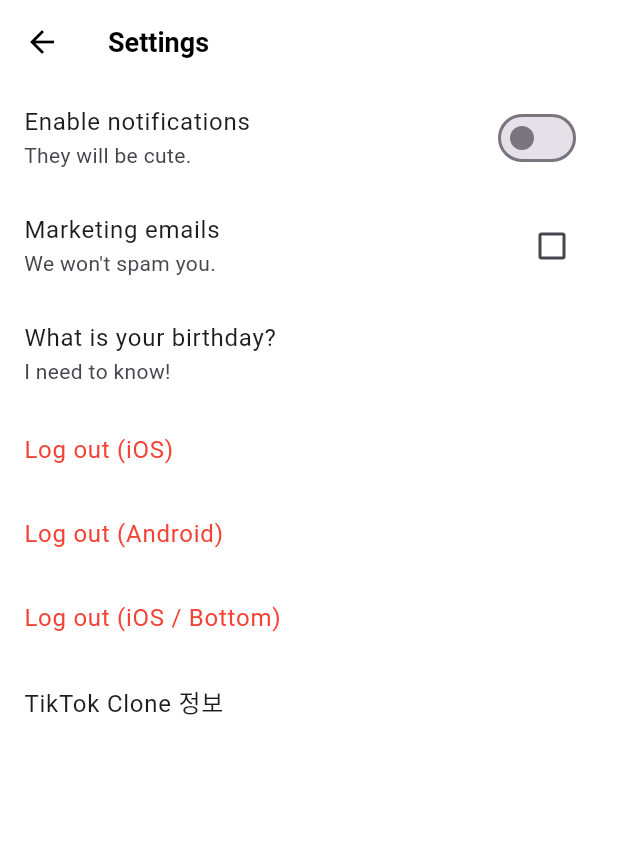
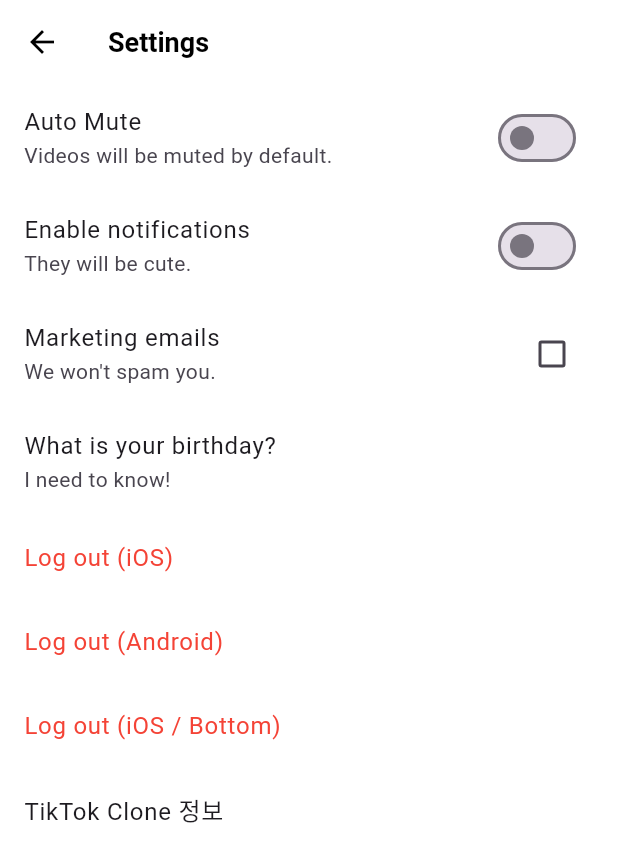
Before and after one commit to zeronedev/tiktok_clone_230217, a Flutter app: the SettingsScreen screen opened directly, on a phone screen of 412 x 824 dp. Shown: the top 862 px of the screen. Run offline on Flutter 3.47's test engine with Material 3 defaults, Android fonts, the phone set to English and light mode, and no system bars; our stand-ins replace camera, font_awesome_flutter, gallery_saver, go_router, image_picker, permission_handler and 2 more; network calls fail.

Commit message:
#20.7 InheritedWidget part Two : 데이터 공유, 업데이트 방법

```diff
--- a/lib/common/widgets/video_config/video_config.dart
+++ b/lib/common/widgets/video_config/video_config.dart
@@ -1,12 +1,19 @@
 import 'package:flutter/widgets.dart';
 
-class VideoConfig extends InheritedWidget {
-  const VideoConfig({super.key, required super.child});
+class VideoConfigData extends InheritedWidget {
+  final bool autoMute;
 
-  final bool autoMute = false;
+  final void Function() toggleMuted;
 
-  static VideoConfig of(BuildContext context) {
-    return context.dependOnInheritedWidgetOfExactType<VideoConfig>()!;
+  const VideoConfigData({
+    super.key,
+    required this.toggleMuted,
+    required this.autoMute,
+    required super.child,
+  });
+
+  static VideoConfigData of(BuildContext context) {
+    return context.dependOnInheritedWidgetOfExactType<VideoConfigData>()!;
   }
 
   @override
@@ -14,3 +21,31 @@ class VideoConfig extends InheritedWidget {
     return true;
   }
 }
+
+class VideoConfig extends StatefulWidget {
+  final Widget child;
+
+  const VideoConfig({super.key, required this.child});
+
+  @override
+  State<VideoConfig> createState() => _VideoConfigState();
+}
+
+class _VideoConfigState extends State<VideoConfig> {
+  bool autoMute = false;
+
+  void toggleMuted() {
+    setState(() {
+      autoMute = !autoMute;
+    });
+  }
+
+  @override
+  Widget build(BuildContext context) {
+    return VideoConfigData(
+      toggleMuted: toggleMuted,
+      autoMute: autoMute,
+      child: widget.child,
+    );
+  }
+}
--- a/lib/features/settings/settings_screen.dart
+++ b/lib/features/settings/settings_screen.dart
@@ -2,6 +2,7 @@ import 'package:flutter/cupertino.dart';
 import 'package:flutter/foundation.dart';
 import 'package:flutter/material.dart';
 import 'package:font_awesome_flutter/font_awesome_flutter.dart';
+import 'package:tiktok_clone_230217/common/widgets/video_config/video_config.dart';
 
 class SettingsScreen extends StatefulWidget {
   const SettingsScreen({super.key});
@@ -31,6 +32,14 @@ class _SettingsScreenState extends State<SettingsScreen> {
         ),
         body: ListView(
           children: [
+            SwitchListTile.adaptive(
+              value: VideoConfigData.of(context).autoMute,
+              onChanged: (value) {
+                VideoConfigData.of(context).toggleMuted();
+              },
+              title: const Text("Auto Mute"),
+              subtitle: const Text("Videos will be muted by default."),
+            ),
             SwitchListTile.adaptive(
               value: _notifications,
               onChanged: _onNotificationsChanged,
--- a/lib/features/videos/widgets/video_post.dart
+++ b/lib/features/videos/widgets/video_post.dart
@@ -162,11 +162,11 @@ class _VideoPostState extends State<VideoPost>
             left: 20,
             top: 40,
             child: IconButton(
-              onPressed: () {},
-              icon: FaIcon(VideoConfig.of(context).autoMute
+              icon: FaIcon(VideoConfigData.of(context).autoMute
                   ? FontAwesomeIcons.volumeOff
                   : FontAwesomeIcons.volumeHigh),
               color: Colors.white,
+              onPressed: VideoConfigData.of(context).toggleMuted,
             ),
           ),
           const Positioned(
```
